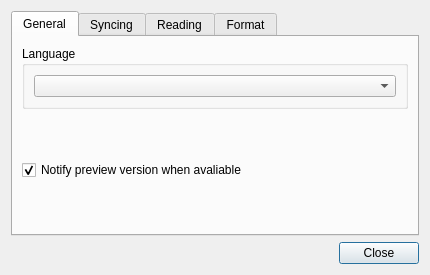
WizTeam/WizQTClient, file src/ui/wizpreferencedialog.ui: the form before one commit.
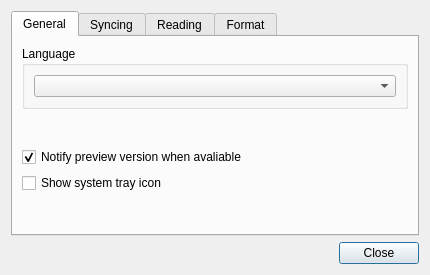
The form after the commit.

Commit message: add option to hide system tray icon

```diff
--- a/src/ui/wizpreferencedialog.ui
+++ b/src/ui/wizpreferencedialog.ui
@@ -92,6 +92,13 @@
          </property>
         </widget>
        </item>
+       <item>
+        <widget class="QCheckBox" name="checkBoxTrayIcon">
+         <property name="text">
+          <string>Show system tray icon</string>
+         </property>
+        </widget>
+       </item>
        <item>
         <spacer name="verticalSpacer">
          <property name="orientation">
```
The commit also changes 6 other files.
